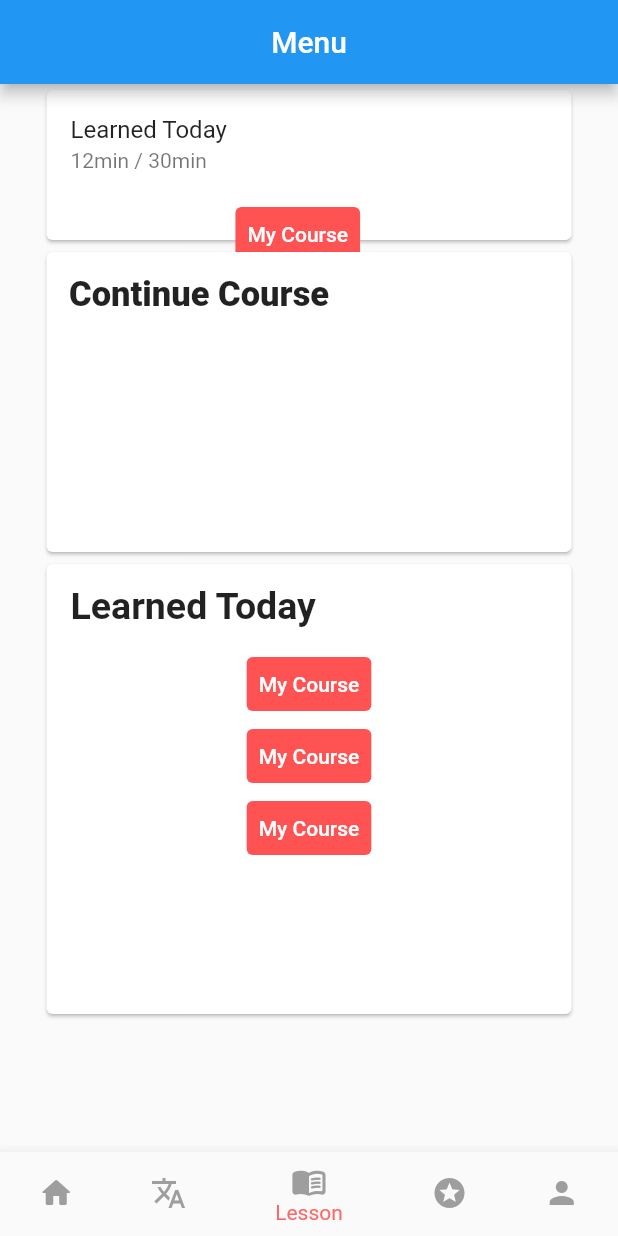
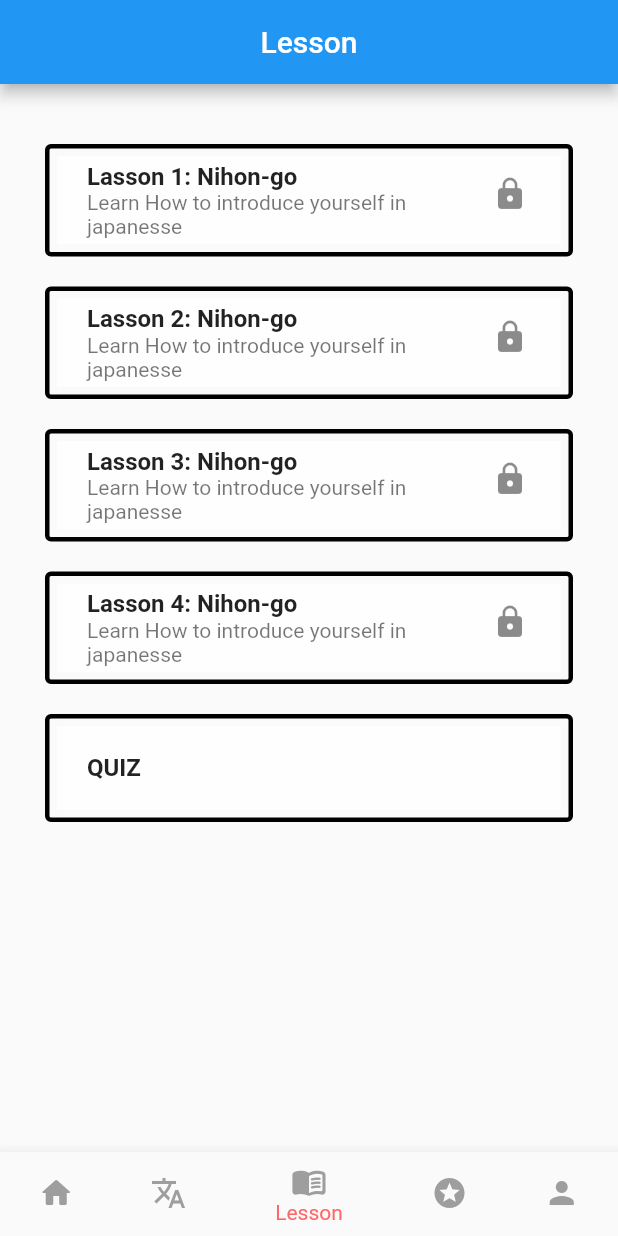
Before and after one commit to H4gai/Learn.nihongo, a Flutter app: the screen it shows once a user with an empty profile is signed in, item 3 of the bottom bar chosen, on a phone screen of 412 x 824 dp. Run offline on Flutter 3.47's test engine with Material 2 defaults, Android fonts, the light colour scheme and no system bars; our stand-ins replace cloud_firestore, firebase_auth, firebase_core, google_fonts; accounts and stored records are empty.

Commit message:
update versi 2.2
Update page lesson
update page payment

```diff
--- a/lib/main.dart
+++ b/lib/main.dart
@@ -7,6 +7,8 @@ import 'package:nihongo_learn/view/main_menu.dart';
 import 'package:nihongo_learn/view/menu.dart';
 import 'package:nihongo_learn/view/wordsheet.dart';
 import 'package:nihongo_learn/view/wordsheetCourse.dart';
+import 'package:nihongo_learn/view/lessonPage.dart';
+import 'package:nihongo_learn/view/payment.dart';
 // import 'package:flutter_native_splash/flutter_native_splash.dart';
 import 'route/route.dart' as route;
 import 'package:firebase_auth/firebase_auth.dart';
@@ -86,10 +88,10 @@ class _MyHomePageState extends State<MyHomePage> {
 
   static const List<Widget> halaman = [
 
-    const MainMenu(),
+    const menu(),
     const wordsheetCourse(),
-    const menu(),
-    // const Home(),
+    const lesson(),
+    const payment(),
     const Profile(),
 
     // Center(child: Text("Dua")),
@@ -116,50 +118,6 @@ class _MyHomePageState extends State<MyHomePage> {
       // ),
 
       body: halaman[idx],
-      drawer: Drawer(
-        child: ListView(
-          children: [
-            const DrawerHeader(
-                child: Center(
-                  child:
-                  CircleAvatar(
-                    backgroundImage: NetworkImage ("http://medialengka.com/profile.jpg"),
-                    maxRadius: 50,
-                  ),
-                )
-            ),
-            ListTile(
-              title: const Text("Logout"),
-              onTap: () {
-              },
-            ),
-            ListTile(
-              title: const Text("Home"),
-              onTap: () {
-                gantiItem(2);
-              },
-            ),
-            ListTile(
-              title: const Text("Setting"),
-              onTap: () {
-                gantiItem(1);
-              },
-            ),
-            ListTile(
-              title: const Text("Input Medali"),
-              onTap: () {
-                gantiItem(0);
-              },
-            ),
-            ListTile(
-              title: const Text("Page 5"),
-              onTap: () {
-                gantiItem(3);
-              },
-            ),
-          ],
-        ),
-      ),
       bottomNavigationBar: BottomNavigationBar(
           currentIndex: idx,
           selectedItemColor: AppColor.secondaryColor,
--- a/lib/route/route.dart
+++ b/lib/route/route.dart
@@ -11,6 +11,7 @@ import 'package:nihongo_learn/view/register_page.dart';
 const String homePage = 'homepage';
 const String secondPage = 'secondpage';
 const String thirdPage = 'thirdpage';
+const String Quiz = 'quiz';
 
 void homepage() {}
 
@@ -23,6 +24,8 @@ Route<dynamic> controller(RouteSettings settings) {
       return MaterialPageRoute(builder: (context) => wordsheet());
      case thirdPage:
        return MaterialPageRoute(builder: (context) => RegisterPage() );
+    case Quiz:
+      return MaterialPageRoute(builder: (context) => MainMenu() );
     default:
       throw ('this route name does not exist');
   }
--- /dev/null
+++ b/lib/view/lessonPage.dart
@@ -0,0 +1,219 @@
+import 'package:flutter/material.dart';
+import 'package:nihongo_learn/route/route.dart' as route;
+
+class lesson extends StatefulWidget{
+  const lesson({super.key});
+
+  @override
+  State<lesson> createState() => _lesson();
+}
+
+class _lesson extends State<lesson> {
+  @override
+  Widget build(BuildContext context) {
+    return Scaffold(
+      appBar: AppBar(
+        // The title text which will be shown on the action bar
+        title: Row(
+          mainAxisAlignment: MainAxisAlignment.center,
+          children: [
+            Text("Lesson"),
+          ],
+        ),
+      ),
+      body: Center(
+        child: ListView(children: [
+          SizedBox(
+            height: 40,
+          ),
+        Padding(
+        padding: const EdgeInsets.symmetric(horizontal: 30.0),
+          child: TextButton(
+            onPressed: () {
+              Navigator.pushNamed(
+                  context,
+                  route.Quiz);
+            },
+            style: TextButton.styleFrom( //<-- SEE HERE
+              side: BorderSide(width: 3.0),
+            ),
+            child: ListTile(
+          contentPadding: new EdgeInsets.fromLTRB(20, 0, 0, 0),
+          trailing: Row(
+          mainAxisSize: MainAxisSize.min,
+          children: [
+            Container(
+              padding: EdgeInsets.fromLTRB(10, 0, 10, 0),
+              child: Column(
+                children: [
+                  IconButton(
+                      onPressed: () {
+
+                      },
+                      icon: Icon(Icons.lock))
+                ],
+              ),
+            ),
+          ],
+          ),
+              title: const Text('Lasson 1: Nihon-go', style: TextStyle(fontWeight: FontWeight.bold)),
+              subtitle: const Text("Learn How to introduce yourself in japanesse"),
+              tileColor: Colors.white70
+          ),
+          ),
+
+        ),
+          SizedBox(
+            height: 20,
+          ),
+          Padding(
+            padding: const EdgeInsets.symmetric(horizontal: 30.0),
+            child: TextButton(
+              onPressed: () {
+                Navigator.pushNamed(
+                    context,
+                    route.Quiz);
+              },
+              style: TextButton.styleFrom( //<-- SEE HERE
+                side: BorderSide(width: 3.0),
+              ),
+              child: ListTile(
+                  contentPadding: new EdgeInsets.fromLTRB(20, 0, 0, 0),
+                  trailing: Row(
+                    mainAxisSize: MainAxisSize.min,
+                    children: [
+                      Container(
+                        padding: EdgeInsets.fromLTRB(10, 0, 10, 0),
+                        child: Column(
+                          children: [
+                            IconButton(
+                                onPressed: () {
+
+                                },
+                                icon: Icon(Icons.lock))
+                          ],
+                        ),
+                      ),
+                    ],
+                  ),
+                  title: const Text('Lasson 2: Nihon-go', style: TextStyle(fontWeight: FontWeight.bold)),
+                  subtitle: const Text("Learn How to introduce yourself in japanesse"),
+                  tileColor: Colors.white70
+              ),
+            ),
+
+          ),
+          SizedBox(
+            height: 20,
+          ),
+          Padding(
+            padding: const EdgeInsets.symmetric(horizontal: 30.0),
+            child: TextButton(
+              onPressed: () {
+                Navigator.pushNamed(
+                    context,
+                    route.Quiz);
+              },
+              style: TextButton.styleFrom( //<-- SEE HERE
+                side: BorderSide(width: 3.0),
+              ),
+              child: ListTile(
+                  contentPadding: new EdgeInsets.fromLTRB(20, 0, 0, 0),
+                  trailing: Row(
+                    mainAxisSize: MainAxisSize.min,
+                    children: [
+                      Container(
+                        padding: EdgeInsets.fromLTRB(10, 0, 10, 0),
+                        child: Column(
+                          children: [
+                            IconButton(
+                                onPressed: () {
+
+                                },
+                                icon: Icon(Icons.lock))
+                          ],
+                        ),
+                      ),
+                    ],
+                  ),
+                  title: const Text('Lasson 3: Nihon-go', style: TextStyle(fontWeight: FontWeight.bold)),
+                  subtitle: const Text("Learn How to introduce yourself in japanesse"),
+                  tileColor: Colors.white70
+              ),
+            ),
+
+          ),
+          SizedBox(
+            height: 20,
+          ),
+          Padding(
+            padding: const EdgeInsets.symmetric(horizontal: 30.0),
+            child:TextButton(
+              onPressed: () {
+                Navigator.pushNamed(
+                    context,
+                    route.Quiz);
+              },
+              style: TextButton.styleFrom( //<-- SEE HERE
+                side: BorderSide(width: 3.0),
+              ),child: ListTile(
+                  contentPadding: new EdgeInsets.fromLTRB(20, 0, 0, 0),
+                  trailing: Row(
+                    mainAxisSize: MainAxisSize.min,
+                    children: [
+                      Container(
+                        padding: EdgeInsets.fromLTRB(10, 0, 10, 0),
+                        child: Column(
+                          children: [
+                            IconButton(
+                                onPressed: () {
+
+                                },
+                                icon: Icon(Icons.lock))
+                          ],
+                        ),
+                      ),
+                    ],
+                  ),
+                  title: const Text('Lasson 4: Nihon-go', style: TextStyle(fontWeight: FontWeight.bold)),
+                  subtitle: const Text("Learn How to introduce yourself in japanesse"),
+                  tileColor: Colors.white70
+              ),
+            ),
+
+          ),
+          SizedBox(
+            height: 20,
+          ),
+          Padding(
+            padding: const EdgeInsets.symmetric(horizontal: 30.0),
+            child: TextButton(
+              onPressed: () {
+                Navigator.pushNamed(
+                    context,
+                    route.Quiz);
+              },
+              style: TextButton.styleFrom( //<-- SEE HERE
+                side: BorderSide(width: 3.0),
+              ),
+              child: ListTile(
+                  contentPadding: new EdgeInsets.fromLTRB(20, 0, 0, 0),
+                  trailing: Row(
+                    mainAxisSize: MainAxisSize.min,
+                    children: [
+                      Container(
+                        padding: EdgeInsets.fromLTRB(10, 0, 10, 0),
+                      ),
+                    ],
+                  ),
+                  title: const Text('QUIZ', style: TextStyle(fontWeight: FontWeight.bold)),
+                  tileColor: Colors.white70
+              ),
+            ),
+
+          ),
+          ]),
+      ),
+    );
+  }
+}
--- a/lib/view/login_page.dart
+++ b/lib/view/login_page.dart
@@ -39,7 +39,8 @@ class _LoginPageState extends State<LoginPage> {
                 style: GoogleFonts.fredoka(
                 fontSize: 40,
                 color: AppColor.secondaryColor,
-              ),),
+                ),
+              ),
 
               SizedBox(height: 50),
 
```
Also changed, not shown: lib/view/payment.dart (added, +120 -0 lines), lib/view/profile_page.dart (+19 -0 lines), lib/view/wordsheetCourse.dart (+5 -4 lines).
